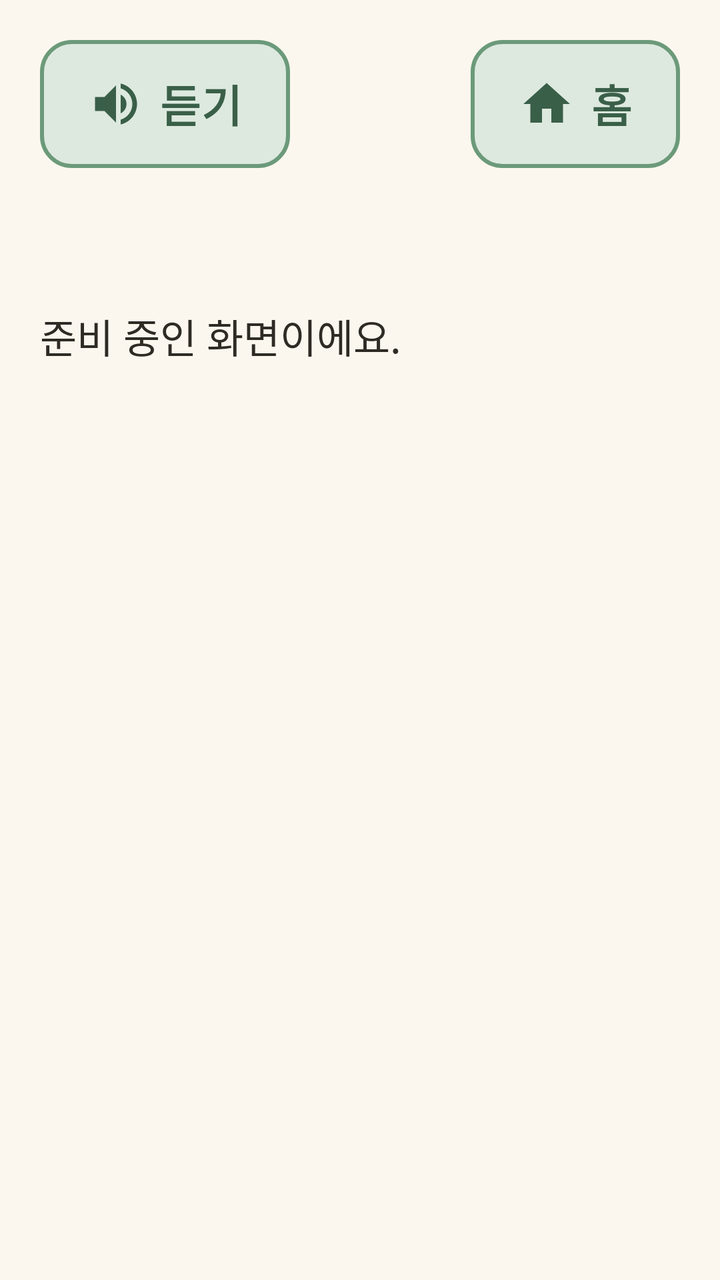
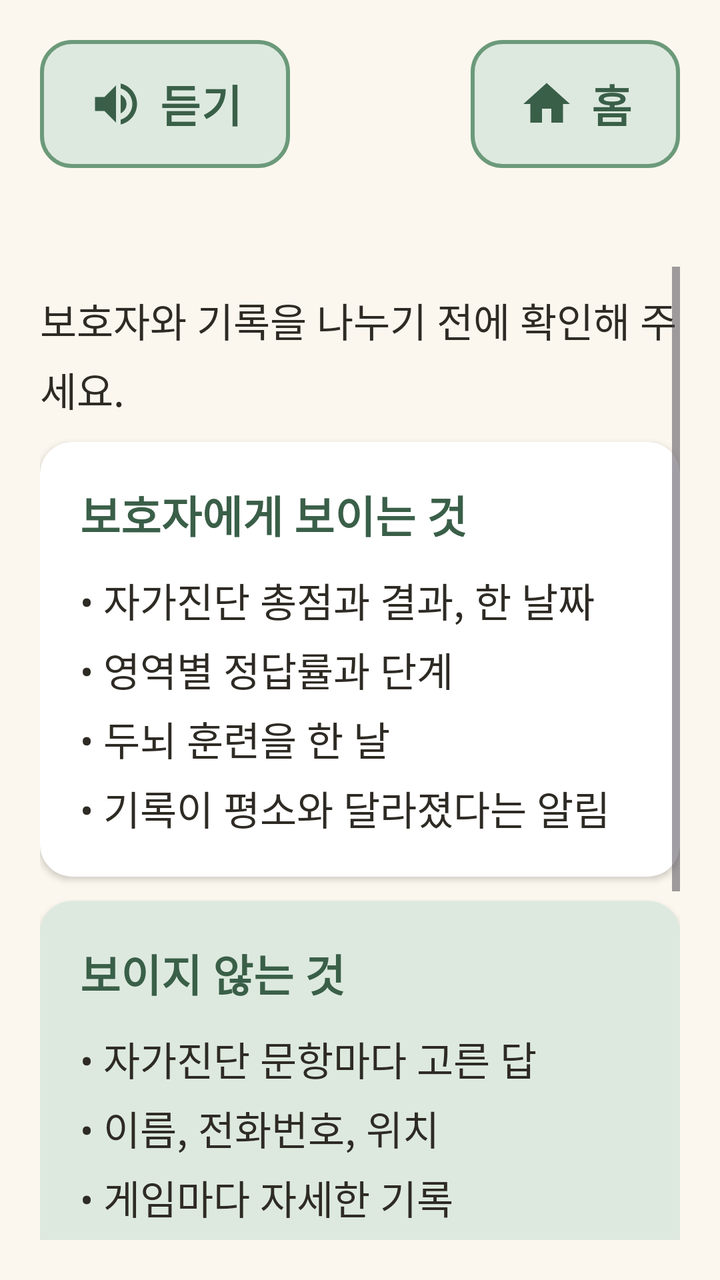

Screens rendered from an Android XML layout before and after an edit, with the pre-edit source and the edit as a unified diff.
<!-- AndroidManifest.xml: application theme Theme.Dorawing -->
<!-- res/layout/activity_guardian_consent.xml -->
<?xml version="1.0" encoding="utf-8"?>
<LinearLayout xmlns:android="http://schemas.android.com/apk/res/android"
    android:layout_width="match_parent"
    android:layout_height="match_parent"
    android:orientation="vertical"
    android:padding="@dimen/screen_padding">

    <include
        android:id="@+id/topBar"
        layout="@layout/view_top_bar" />

    <TextView
        android:layout_width="match_parent"
        android:layout_height="wrap_content"
        android:layout_marginTop="@dimen/screen_padding"
        android:text="@string/screen_preparing" />
</LinearLayout>
<!-- res/layout/view_top_bar.xml (included above) -->
<?xml version="1.0" encoding="utf-8"?>
<LinearLayout xmlns:android="http://schemas.android.com/apk/res/android"
    xmlns:app="http://schemas.android.com/apk/res-auto"
    android:layout_width="match_parent"
    android:layout_height="wrap_content"
    android:orientation="vertical">

    <LinearLayout
        android:layout_width="match_parent"
        android:layout_height="wrap_content"
        android:gravity="center_vertical"
        android:orientation="horizontal">

        <com.google.android.material.button.MaterialButton
            android:id="@+id/btnSpeak"
            style="@style/Button.Secondary"
            android:layout_width="wrap_content"
            android:layout_height="wrap_content"
            android:text="@string/top_speak"
            app:icon="@drawable/ic_speaker" />

        <Space
            android:layout_width="0dp"
            android:layout_height="0dp"
            android:layout_weight="1" />

        <com.google.android.material.button.MaterialButton
            android:id="@+id/btnHome"
            style="@style/Button.Secondary"
            android:layout_width="wrap_content"
            android:layout_height="wrap_content"
            android:text="@string/top_home"
            app:icon="@drawable/ic_home" />
    </LinearLayout>

    <TextView
        android:id="@+id/tvTitle"
        style="@style/Text.Title"
        android:layout_width="match_parent"
        android:layout_height="wrap_content"
        android:layout_marginTop="@dimen/gap" />
</LinearLayout>
<!-- resources referenced by this layout -->
<resources>
  <dimen name="gap">12dp</dimen>
  <dimen name="screen_padding">20dp</dimen>
  <!-- drawable ic_home (drawable) -->
  <vector xmlns:android="http://schemas.android.com/apk/res/android"
      android:width="24dp"
      android:height="24dp"
      android:viewportWidth="24"
      android:viewportHeight="24">
      <path
          android:fillColor="#FF000000"
          android:pathData="M10,20v-6h4v6h5v-8h3L12,3 2,12h3v8z" />
  </vector>
  <string name="screen_preparing">준비 중인 화면이에요.</string>
  <string name="top_home">홈</string>
  <string name="top_speak">듣기</string>
  <style name="Text.Title" parent="Text.Body">
          <item name="android:textSize">@dimen/text_title</item>
          <item name="android:textStyle">bold</item>
          <item name="android:textColor">@color/green_dark</item>
      </style>
  <color name="green_light">#DDE9DF</color>
  <color name="green_dark">#3A5F48</color>
  <color name="green_mid">#6B9A7A</color>
  <dimen name="button_stroke">2dp</dimen>
  <dimen name="text_title">28sp</dimen>
  <color name="white">#FFFFFFFF</color>
  <color name="coral_dark">#C85A41</color>
  <color name="cream">#FBF7EE</color>
  <color name="text_main">#2E2A24</color>
  <dimen name="button_height">64dp</dimen>
  <dimen name="text_button">22sp</dimen>
  <dimen name="corner">16dp</dimen>
  <dimen name="icon_size">28dp</dimen>
  <dimen name="text_body">20sp</dimen>
  <style name="Dialog.Title" parent="MaterialAlertDialog.Material3.Title.Text">
          <item name="android:textSize">@dimen/text_title</item>
          <item name="android:textStyle">bold</item>
          <item name="android:textColor">@color/green_dark</item>
      </style>
  <style name="Dialog.Body" parent="MaterialAlertDialog.Material3.Body.Text">
          <item name="android:textSize">@dimen/text_body</item>
          <item name="android:lineBreakWordStyle" tools:targetApi="33">phrase</item>
          <item name="android:textColor">@color/text_main</item>
      </style>
  <style name="Dialog.Button" parent="Widget.Material3.Button.TextButton.Dialog">
          <item name="android:textSize">@dimen/text_button</item>
          <item name="android:minHeight">@dimen/button_height</item>
          <item name="android:textColor">@color/green_dark</item>
      </style>
  <!-- unchanged entries left out for length: 7 -->
</resources>

<!-- the commit's change to res/layout/activity_guardian_consent.xml (unified diff, before → after) -->
@@ -1,5 +1,6 @@
 <?xml version="1.0" encoding="utf-8"?>
 <LinearLayout xmlns:android="http://schemas.android.com/apk/res/android"
+    xmlns:app="http://schemas.android.com/apk/res-auto"
     android:layout_width="match_parent"
     android:layout_height="match_parent"
     android:orientation="vertical"
@@ -9,11 +10,101 @@
         android:id="@+id/topBar"
         layout="@layout/view_top_bar" />
 
-    <TextView
+    <ScrollView
         android:layout_width="match_parent"
-        android:layout_height="wrap_content"
-        android:layout_marginTop="@dimen/screen_padding"
-        android:text="@string/screen_preparing" />
+        android:layout_height="0dp"
+        android:layout_weight="1"
+        android:fadeScrollbars="false">
+
+        <LinearLayout
+            android:layout_width="match_parent"
+            android:layout_height="wrap_content"
+            android:orientation="vertical">
+
+            <TextView
+                android:layout_width="match_parent"
+                android:layout_height="wrap_content"
+                android:layout_marginTop="@dimen/gap"
+                android:text="@string/consent_guide" />
+
+            <com.google.android.material.card.MaterialCardView
+                style="@style/Card"
+                android:layout_width="match_parent"
+                android:layout_height="wrap_content"
+                android:layout_marginTop="@dimen/gap"
+                app:cardBackgroundColor="@color/white">
+
+                <LinearLayout
+                    android:layout_width="match_parent"
+                    android:layout_height="wrap_content"
+                    android:orientation="vertical">
+
+                    <TextView
+                        android:layout_width="match_parent"
+                        android:layout_height="wrap_content"
+                        android:text="@string/consent_share_title"
+                        android:textColor="@color/green_dark"
+                        android:textSize="@dimen/text_button"
+                        android:textStyle="bold" />
+
+                    <TextView
+                        android:layout_width="match_parent"
+                        android:layout_height="wrap_content"
+                        android:layout_marginTop="@dimen/gap"
+                        android:text="@string/consent_share_list" />
+                </LinearLayout>
+            </com.google.android.material.card.MaterialCardView>
+
+            <com.google.android.material.card.MaterialCardView
+                style="@style/Card"
+                android:layout_width="match_parent"
+                android:layout_height="wrap_content"
+                android:layout_marginTop="@dimen/gap">
+
+                <LinearLayout
+                    android:layout_width="match_parent"
+                    android:layout_height="wrap_content"
+                    android:orientation="vertical">
+
+                    <TextView
+                        android:layout_width="match_parent"
+                        android:layout_height="wrap_content"
+                        android:text="@string/consent_private_title"
+                        android:textColor="@color/green_dark"
+                        android:textSize="@dimen/text_button"
+                        android:textStyle="bold" />
+
+                    <TextView
+                        android:layout_width="match_parent"
+                        android:layout_height="wrap_content"
+                        android:layout_marginTop="@dimen/gap"
+                        android:text="@string/consent_private_list" />
+                </LinearLayout>
+            </com.google.android.material.card.MaterialCardView>
+
+            <TextView
+                style="@style/Text.Sub"
+                android:layout_width="match_parent"
+                android:layout_height="wrap_content"
+                android:layout_marginTop="@dimen/gap"
+                android:text="@string/consent_note" />
+
+            
+            <com.google.android.material.button.MaterialButton
+                android:id="@+id/btnAgree"
+                android:layout_width="match_parent"
+                android:layout_height="wrap_content"
+                android:layout_marginTop="@dimen/screen_padding"
+                android:text="@string/consent_agree" />
+
+            <com.google.android.material.button.MaterialButton
+                android:id="@+id/btnLater"
+                style="@style/Button.Text"
+                android:layout_width="match_parent"
+                android:layout_height="wrap_content"
+                android:text="@string/consent_later" />
+        </LinearLayout>
+    </ScrollView>
 </LinearLayout>
 <!-- res/layout/view_top_bar.xml (included above) -->
 <?xml version="1.0" encoding="utf-8"?>
<!-- resource entries referenced after the edit -->
@@ -12,9 +12,31 @@
           android:fillColor="#FF000000"
           android:pathData="M10,20v-6h4v6h5v-8h3L12,3 2,12h3v8z" />
   </vector>
-  <string name="screen_preparing">준비 중인 화면이에요.</string>
+  <string name="consent_agree">동의합니다</string>
+  <string name="consent_guide">보호자와 기록을 나누기 전에 확인해 주세요.</string>
+  <string name="consent_later">다음에 할게요</string>
+  <string name="consent_note">보호자는 2명까지 연결할 수 있어요. 언제든 연결을 끊을 수 있고, 끊으면 서버에 올라간 기록도 지워져요.</string>
+  <string name="consent_private_list">• 자가진단 문항마다 고른 답\n• 이름, 전화번호, 위치\n• 게임마다 자세한 기록</string>
+  <string name="consent_private_title">보이지 않는 것</string>
+  <string name="consent_share_list">• 자가진단 총점과 결과, 한 날짜\n• 영역별 정답률과 단계\n• 두뇌 훈련을 한 날\n• 기록이 평소와 달라졌다는 알림</string>
+  <string name="consent_share_title">보호자에게 보이는 것</string>
   <string name="top_home">홈</string>
   <string name="top_speak">듣기</string>
+  <style name="Button.Text" parent="Widget.Material3.Button.TextButton">
+          <item name="android:minHeight">@dimen/button_height</item>
+          <item name="android:textSize">@dimen/text_button</item>
+          <item name="android:textColor">@color/green_dark</item>
+          <item name="android:lineBreakWordStyle" tools:targetApi="33">phrase</item>
+      </style>
+  <style name="Card" parent="Widget.Material3.CardView.Elevated">
+          <item name="cardBackgroundColor">@color/green_light</item>
+          <item name="cardCornerRadius">@dimen/corner</item>
+          <item name="cardElevation">@dimen/card_elevation</item>
+          <item name="contentPadding">@dimen/card_padding</item>
+      </style>
+  <style name="Text.Sub" parent="Text.Body">
+          <item name="android:textColor">@color/text_sub</item>
+      </style>
   <style name="Text.Title" parent="Text.Body">
           <item name="android:textSize">@dimen/text_title</item>
           <item name="android:textStyle">bold</item>
@@ -32,6 +54,9 @@
   <dimen name="button_height">64dp</dimen>
   <dimen name="text_button">22sp</dimen>
   <dimen name="corner">16dp</dimen>
+  <dimen name="card_elevation">2dp</dimen>
+  <dimen name="card_padding">20dp</dimen>
+  <color name="text_sub">#8A8073</color>
   <dimen name="icon_size">28dp</dimen>
   <dimen name="text_body">20sp</dimen>
   <style name="Dialog.Title" parent="MaterialAlertDialog.Material3.Title.Text">
